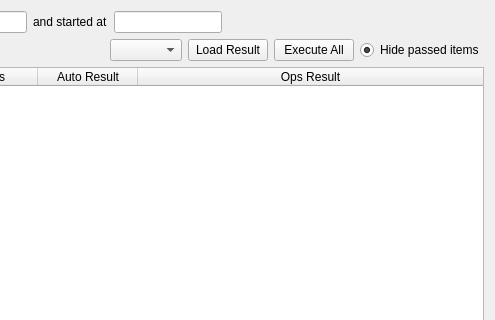
Old version of the form UI/checkall.ui in the repository wei17hao10/daily-check; both pictures show x 274 to 769 and y 0 to 320 of the 769 by 581 pixel window.
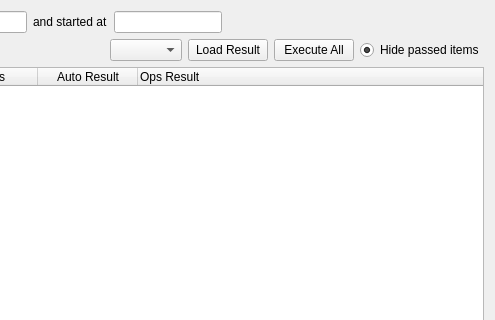
New version of the form.

Commit message: add the clear format button for comments change the font for all ui

```diff
--- a/UI/checkall.ui
+++ b/UI/checkall.ui
@@ -13,6 +13,9 @@
   <property name="windowTitle">
    <string>Check Result</string>
   </property>
+  <property name="styleSheet">
+   <string notr="true">font: 9pt &quot;Titillium Web&quot;;</string>
+  </property>
   <layout class="QVBoxLayout" name="verticalLayout">
    <item>
     <layout class="QHBoxLayout" name="horizontalLayout">
@@ -155,7 +158,7 @@
        <string>Ops Result</string>
       </property>
       <property name="textAlignment">
-       <set>AlignCenter</set>
+       <set>AlignLeading|AlignVCenter</set>
       </property>
      </column>
     </widget>
```
The commit also changes 8 other files.
